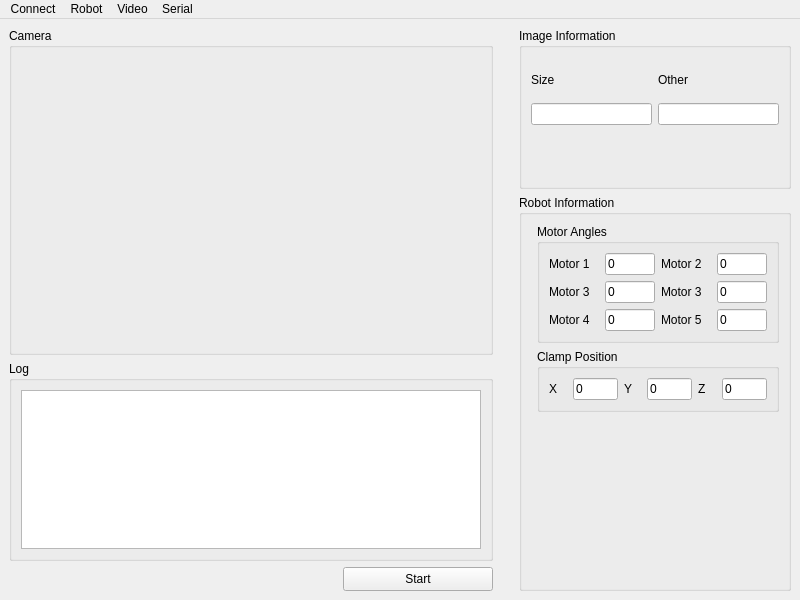
Before: the Qt Designer form mainwindow.ui in MiguelFerrerF/robotArmApp, drawn with Qt 5.
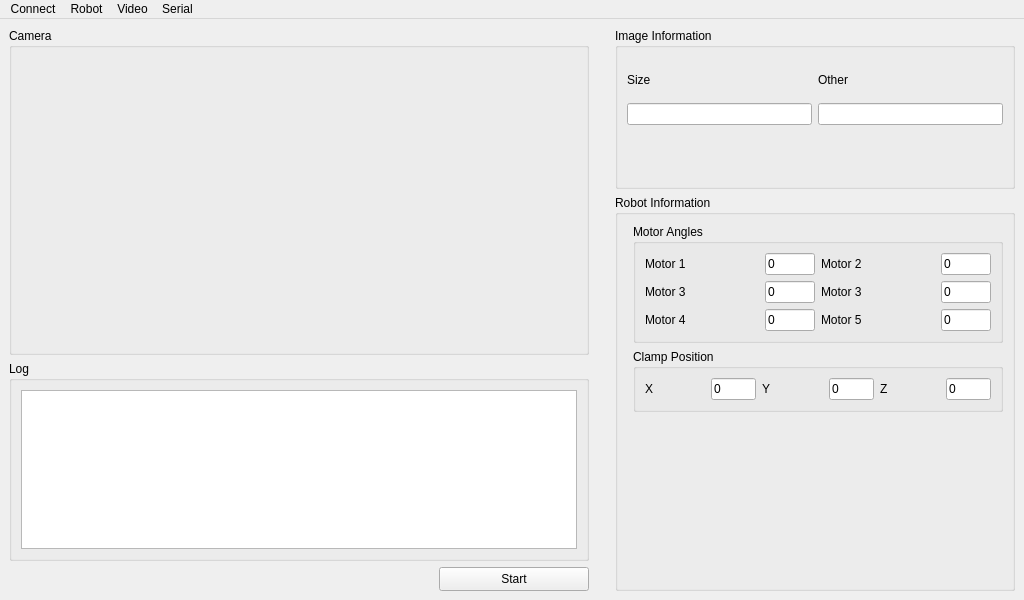
After: the same form once the commit is applied.

Commit message:
Refactors video handling to use QVideoSink and simplifies UI
Replaces QImageCapture with QVideoSink for video handling, improving frame processing and simplifying the code structure.

Removes unused frame rate configuration and related UI elements, streamlining both the codebase and user interface.

Optimizes signal connections for video frame updates and ensures better error handling for camera operations.

The edit to the form file:
```diff
--- a/mainwindow.ui
+++ b/mainwindow.ui
@@ -6,7 +6,7 @@
    <rect>
     <x>0</x>
     <y>0</y>
-    <width>800</width>
+    <width>1024</width>
     <height>600</height>
    </rect>
   </property>
@@ -450,7 +450,7 @@
     <rect>
      <x>0</x>
      <y>0</y>
-     <width>800</width>
+     <width>1024</width>
      <height>25</height>
     </rect>
    </property>
```
The commit also changes 7 other files.
